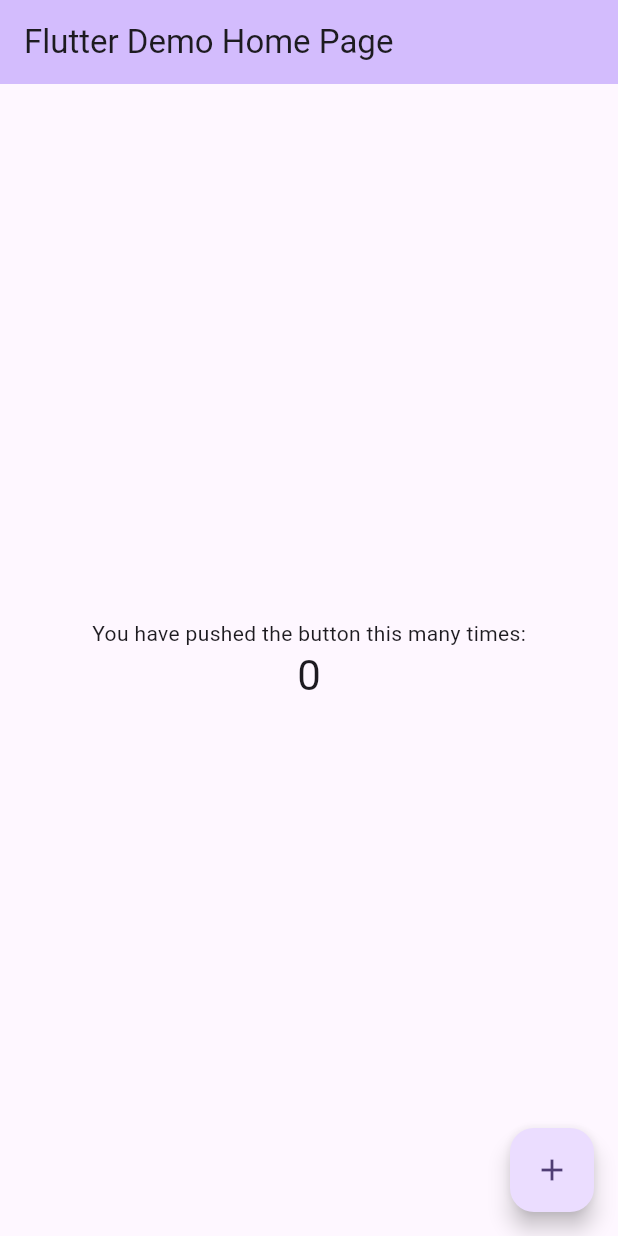
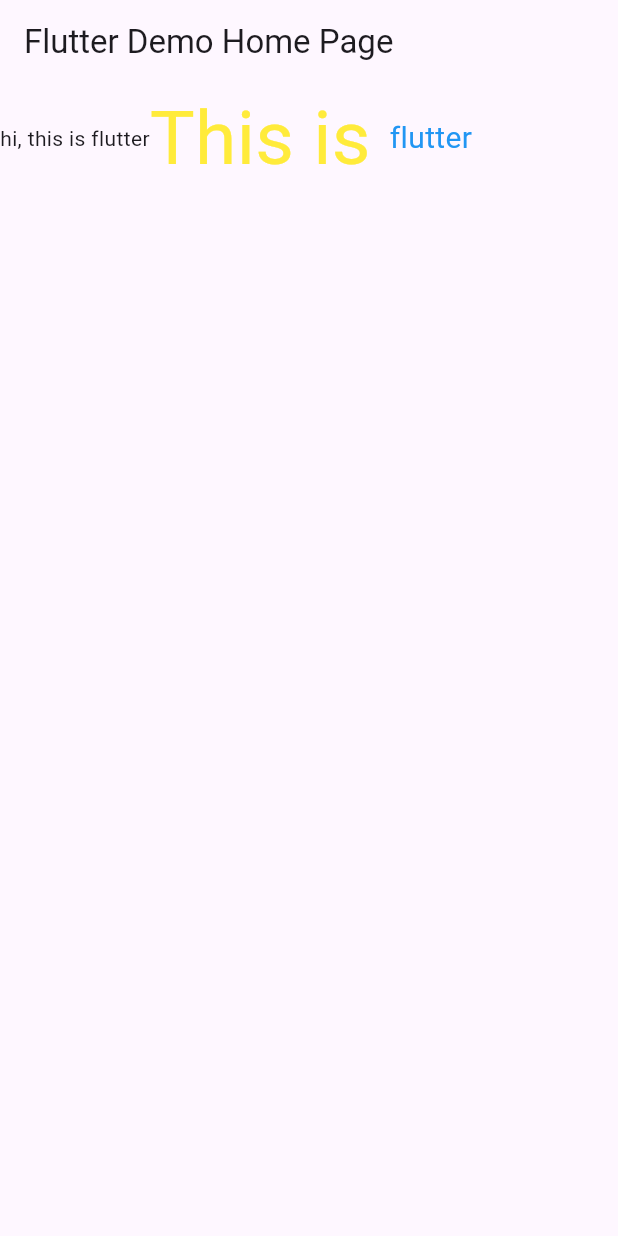
Before and after one commit to rafiwho/Moblie-Application-Design, a Flutter app: the screen it shows after launch, on a phone screen of 412 x 824 dp. Run offline on Flutter 3.47's test engine with Material 3 defaults, Android fonts, the phone set to English and light mode, and no system bars.

Commit message:
working with row and col

```diff
--- a/lib/main.dart
+++ b/lib/main.dart
@@ -41,30 +41,29 @@ class _MyHomePageState extends State<MyHomePage> {
   Widget build(BuildContext context) {
     return Scaffold(
       appBar: AppBar(
-        backgroundColor: Theme.of(context).colorScheme.inversePrimary,
-
         title: Text(widget.title),
       ),
-      body: Center(
-
-        child: Column(
-          mainAxisAlignment: MainAxisAlignment.center,
-          children: <Widget>[
-            const Text(
-              'You have pushed the button this many times:',
+      body: Row(
+        children: const [
+          Text("hi, "),
+          Text("this is "),
+          Text("flutter"),
+          Text(
+            "This is ",
+            style: TextStyle(
+              color: Colors.yellow,
+              fontSize: 50,
             ),
-            Text(
-              '$_counter',
-              style: Theme.of(context).textTheme.headlineMedium,
+          ),
+          Text(
+            "flutter",
+            style: TextStyle(
+              color: Colors.blue,
+              fontSize: 20,
             ),
-          ],
-        ),
+          ),
+        ],
       ),
-      floatingActionButton: FloatingActionButton(
-        onPressed: _incrementCounter,
-        tooltip: 'Increment',
-        child: const Icon(Icons.add),
-      ), // This trailing comma makes auto-formatting nicer for build methods.
     );
   }
 }
```
Also changed, not shown: pubspec.lock.
